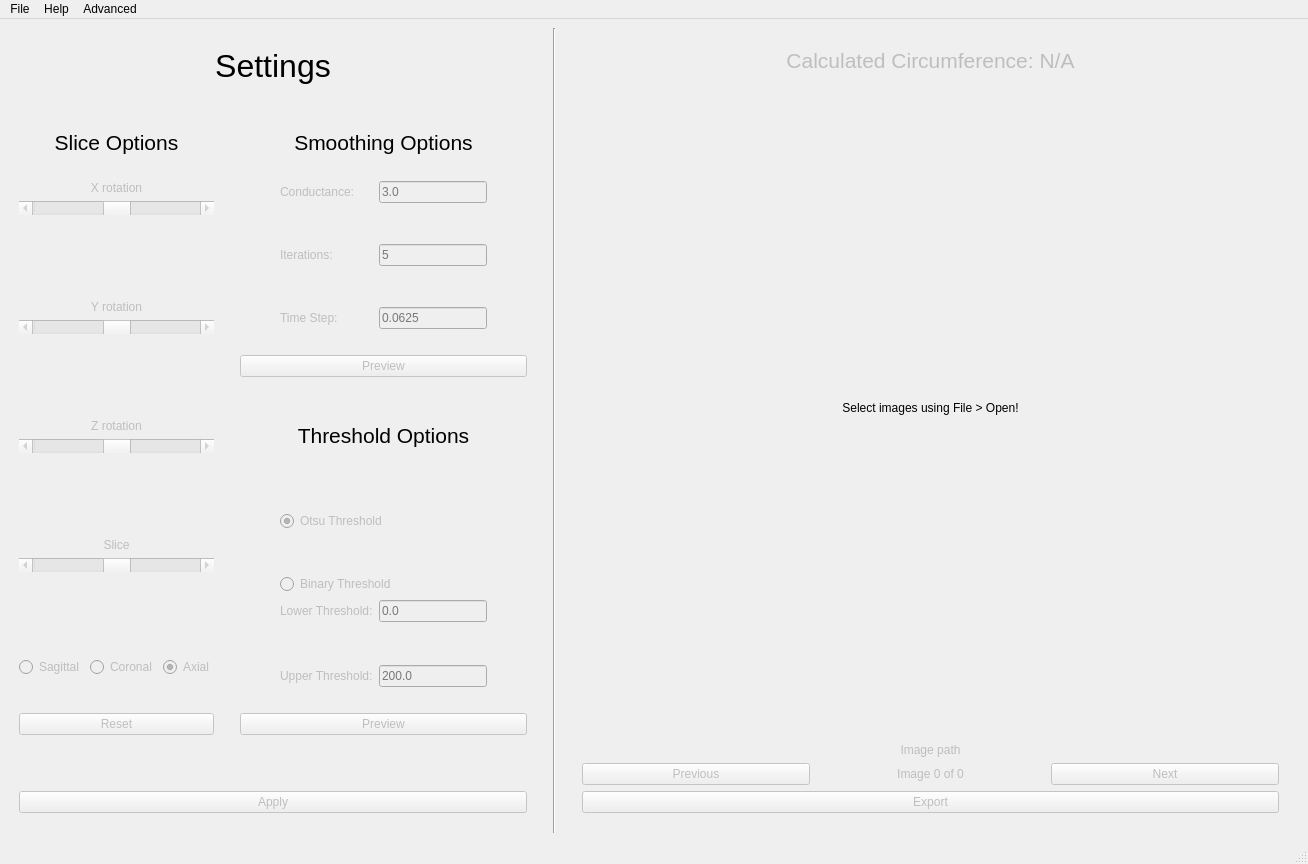
The window that src/GUI/mainwindow.ui (NIRALUser/NeuroRuler) describes before a commit, drawn with Qt 5.
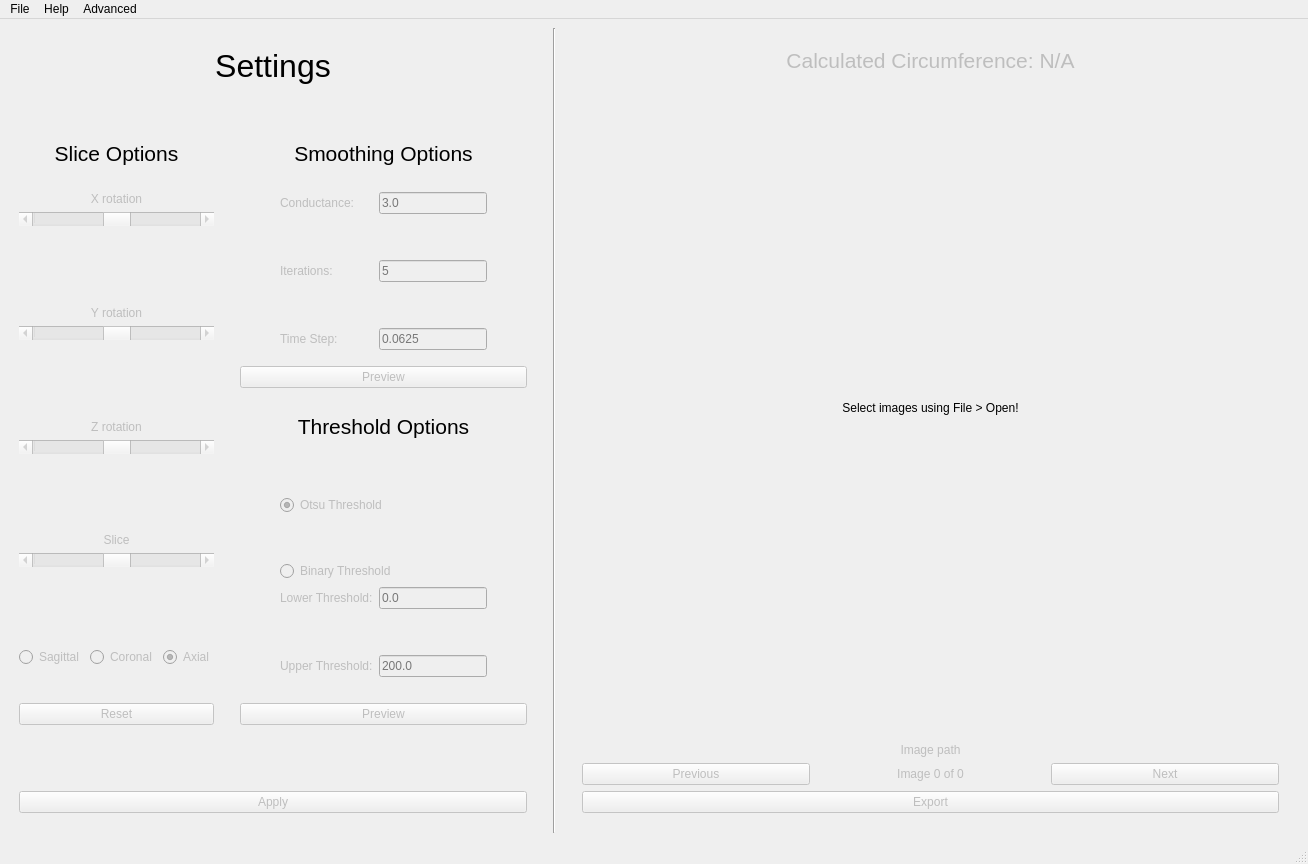
The same window after the commit.

Commit message: Adjust GUI to fit precisely on my screen

```diff
--- a/src/GUI/mainwindow.ui
+++ b/src/GUI/mainwindow.ui
@@ -55,7 +55,7 @@
         <property name="sizeHint" stdset="0">
          <size>
           <width>20</width>
-          <height>40</height>
+          <height>10</height>
          </size>
         </property>
        </spacer>
@@ -159,7 +159,7 @@
             <property name="sizeHint" stdset="0">
              <size>
               <width>20</width>
-              <height>40</height>
+              <height>10</height>
              </size>
             </property>
            </spacer>
@@ -210,7 +210,7 @@
             <property name="sizeHint" stdset="0">
              <size>
               <width>20</width>
-              <height>40</height>
+              <height>10</height>
              </size>
             </property>
            </spacer>
@@ -261,7 +261,7 @@
             <property name="sizeHint" stdset="0">
              <size>
               <width>20</width>
-              <height>40</height>
+              <height>10</height>
              </size>
             </property>
            </spacer>
@@ -312,7 +312,7 @@
             <property name="sizeHint" stdset="0">
              <size>
               <width>20</width>
-              <height>40</height>
+              <height>30</height>
              </size>
             </property>
            </spacer>
@@ -614,7 +614,7 @@
               <property name="sizeHint" stdset="0">
                <size>
                 <width>20</width>
-                <height>20</height>
+                <height>10</height>
                </size>
               </property>
              </spacer>
@@ -642,7 +642,7 @@
             <property name="sizeHint" stdset="0">
              <size>
               <width>20</width>
-              <height>40</height>
+              <height>20</height>
              </size>
             </property>
            </spacer>
@@ -681,7 +681,7 @@
               <property name="sizeHint" stdset="0">
                <size>
                 <width>20</width>
-                <height>20</height>
+                <height>10</height>
                </size>
               </property>
              </spacer>
@@ -889,7 +889,7 @@
         <property name="sizeHint" stdset="0">
          <size>
           <width>20</width>
-          <height>40</height>
+          <height>20</height>
          </size>
         </property>
        </spacer>
```
Left out of the diff: 2 changed lines with no effect on the pictures. The commit also changes 1 other file.
